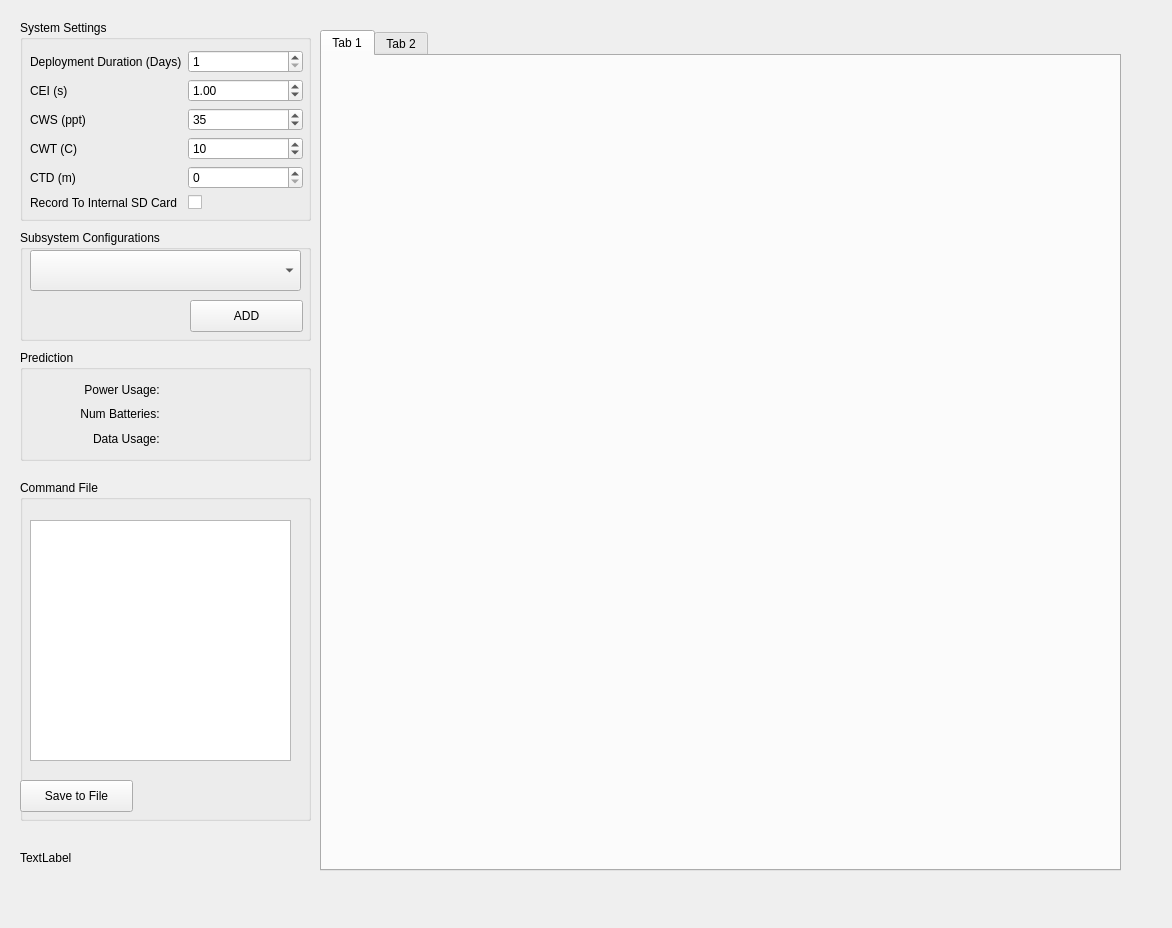
The window that PredictR_view/predictor_view.ui (ricorx7/PredictR) describes before a commit, drawn with Qt 5.
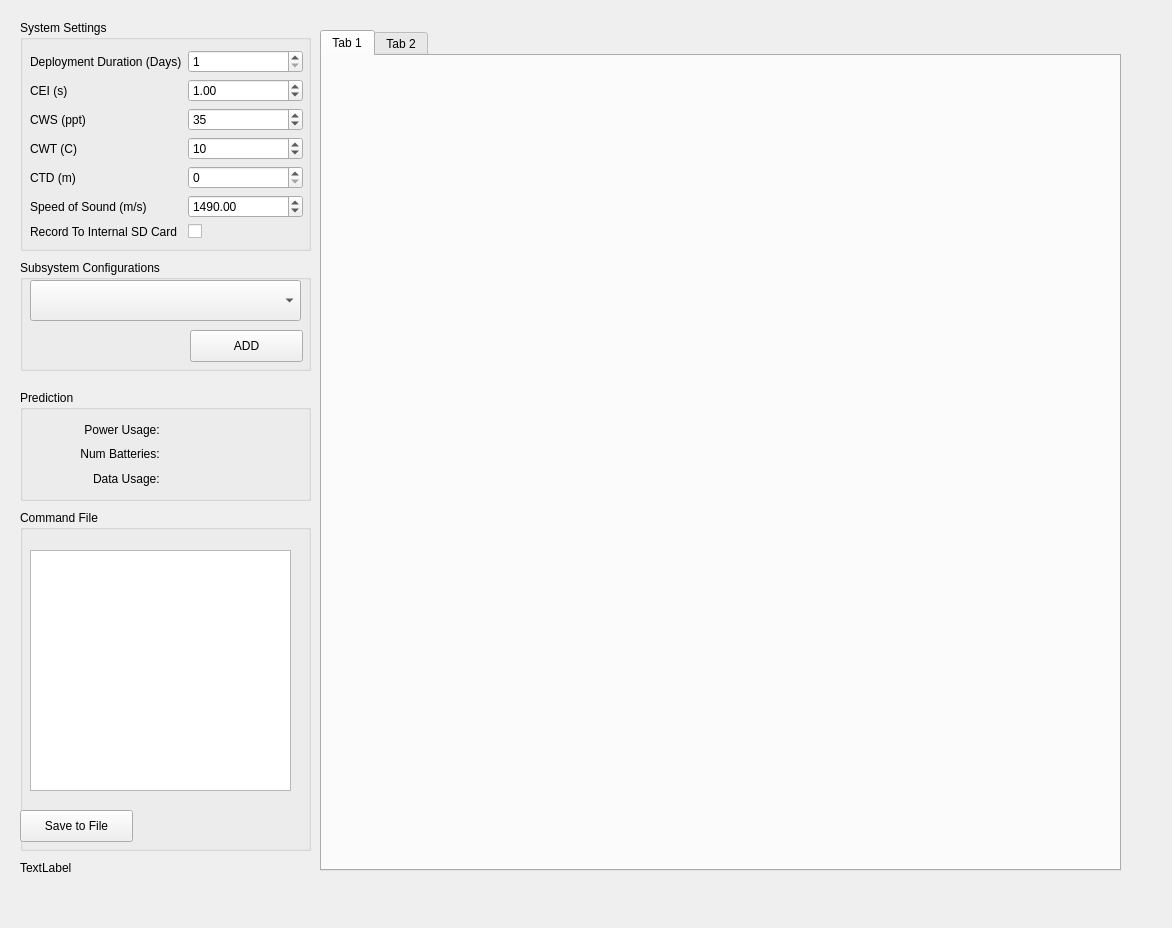
The same window after the commit.

Commit message: Update the Predictor Model with the Speed of Sound

The edit to the form file:
```diff
--- a/PredictR_view/predictor_view.ui
+++ b/PredictR_view/predictor_view.ui
@@ -20,7 +20,7 @@
       <x>20</x>
       <y>20</y>
       <width>291</width>
-      <height>201</height>
+      <height>231</height>
      </rect>
     </property>
     <property name="title">
@@ -32,7 +32,7 @@
        <x>10</x>
        <y>30</y>
        <width>273</width>
-       <height>164</height>
+       <height>191</height>
       </rect>
      </property>
      <layout class="QFormLayout" name="formLayout">
@@ -84,14 +84,14 @@
         </property>
        </widget>
       </item>
-      <item row="5" column="0">
+      <item row="6" column="0">
        <widget class="QLabel" name="label_4">
         <property name="text">
          <string>Record To Internal SD Card</string>
         </property>
        </widget>
       </item>
-      <item row="5" column="1">
+      <item row="6" column="1">
        <widget class="QCheckBox" name="cerecordCheckBox">
         <property name="text">
          <string/>
@@ -132,6 +132,26 @@
         </property>
        </widget>
       </item>
+      <item row="5" column="1">
+       <widget class="QDoubleSpinBox" name="speedOfSoundSpinBox">
+        <property name="minimum">
+         <double>1.000000000000000</double>
+        </property>
+        <property name="maximum">
+         <double>20000.000000000000000</double>
+        </property>
+        <property name="value">
+         <double>1490.000000000000000</double>
+        </property>
+       </widget>
+      </item>
+      <item row="5" column="0">
+       <widget class="QLabel" name="label_7">
+        <property name="text">
+         <string>Speed of Sound (m/s)</string>
+        </property>
+       </widget>
+      </item>
      </layout>
     </widget>
    </widget>
@@ -139,7 +159,7 @@
     <property name="geometry">
      <rect>
       <x>20</x>
-      <y>230</y>
+      <y>260</y>
       <width>291</width>
       <height>111</height>
      </rect>
@@ -201,7 +221,7 @@
     <property name="geometry">
      <rect>
       <x>20</x>
-      <y>350</y>
+      <y>390</y>
       <width>291</width>
       <height>111</height>
      </rect>
@@ -283,7 +303,7 @@
     <property name="geometry">
      <rect>
       <x>20</x>
-      <y>480</y>
+      <y>510</y>
       <width>291</width>
       <height>341</height>
      </rect>
@@ -319,7 +339,7 @@
     <property name="geometry">
      <rect>
       <x>20</x>
-      <y>850</y>
+      <y>860</y>
       <width>291</width>
       <height>16</height>
      </rect>
```
The commit also changes 3 other files.
